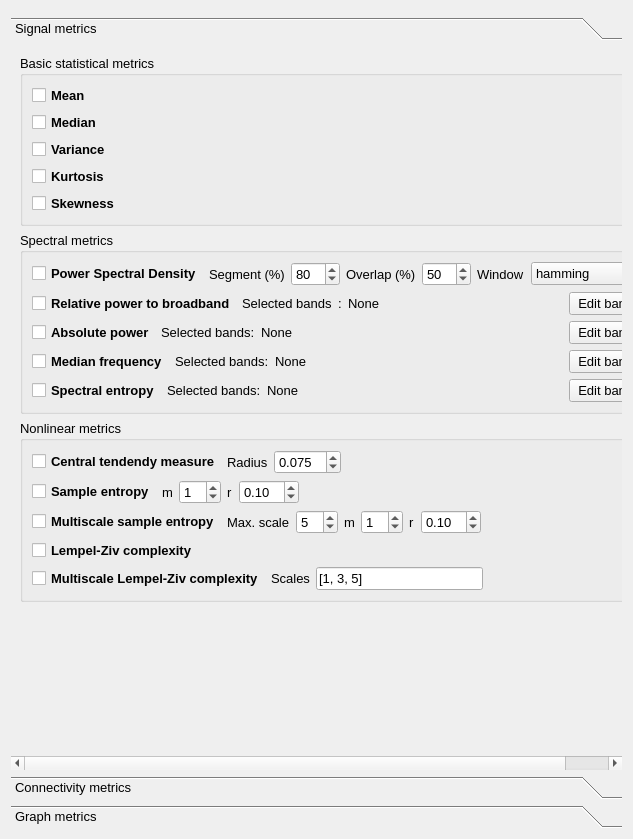
Before: the Qt Designer form Parameters/parameters_widget.ui in medusabci/medusa-analyzer, drawn with Qt 5.
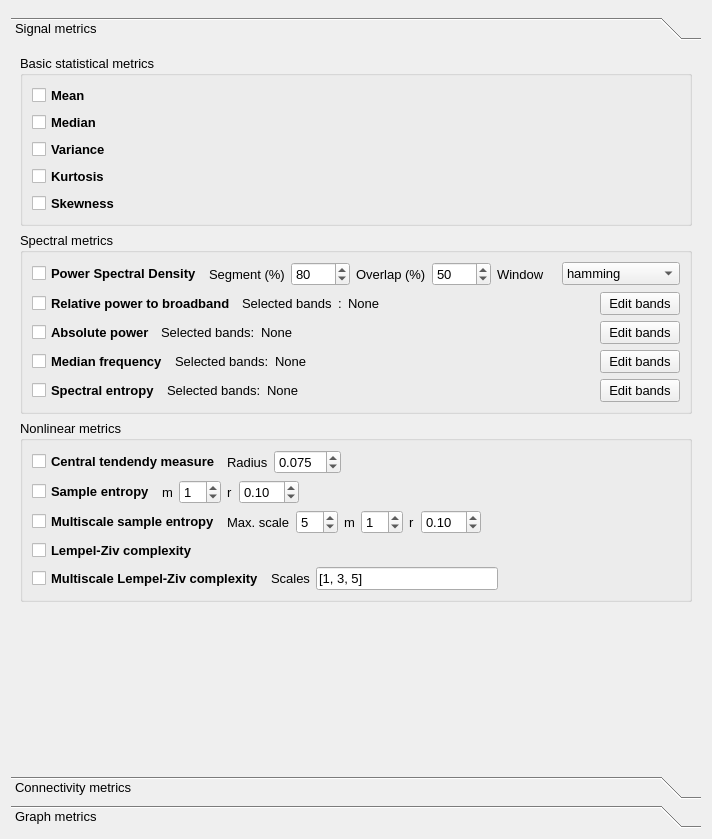
After: the same form once the commit is applied.

```diff
--- a/Parameters/parameters_widget.ui
+++ b/Parameters/parameters_widget.ui
@@ -6,7 +6,7 @@
    <rect>
     <x>0</x>
     <y>0</y>
-    <width>633</width>
+    <width>712</width>
     <height>839</height>
    </rect>
   </property>
@@ -41,8 +41,8 @@
        <rect>
         <x>0</x>
         <y>0</y>
-        <width>651</width>
-        <height>698</height>
+        <width>694</width>
+        <height>715</height>
        </rect>
       </property>
       <attribute name="label">
```
Left out of the diff: 4 changed lines with no effect on the pictures.
